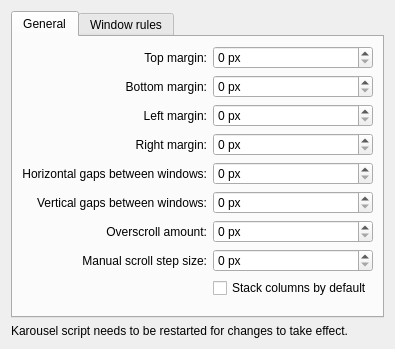
This is package/contents/ui/config.ui in peterfajdiga/karousel as Qt 5 draws it before an edit. The edited form follows.
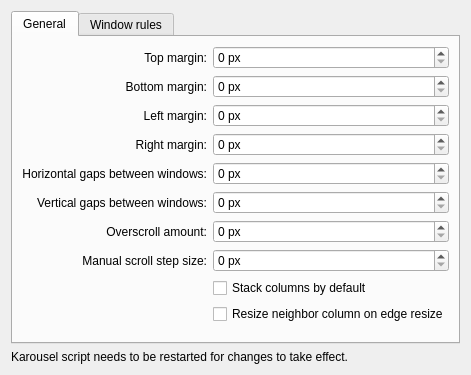
This is the edited form.

Commit message: add setting `resizeNeighborColumn`

Diff of the .ui file:
```diff
--- a/package/contents/ui/config.ui
+++ b/package/contents/ui/config.ui
@@ -216,7 +216,15 @@
                                 </widget>
                             </item>
 
-                            <item row="9" column="0" colspan="2">
+                            <item row="9" column="1">
+                                <widget class="QCheckBox" name="kcfg_resizeNeighborColumn">
+                                    <property name="text">
+                                        <string>Resize neighbor column on edge resize</string>
+                                    </property>
+                                </widget>
+                            </item>
+
+                            <item row="10" column="0" colspan="2">
                                 <spacer name="bottomSpacer_tab_general">
                                     <property name="orientation">
                                         <enum>Qt::Vertical</enum>
```
The commit also changes 3 other files.
